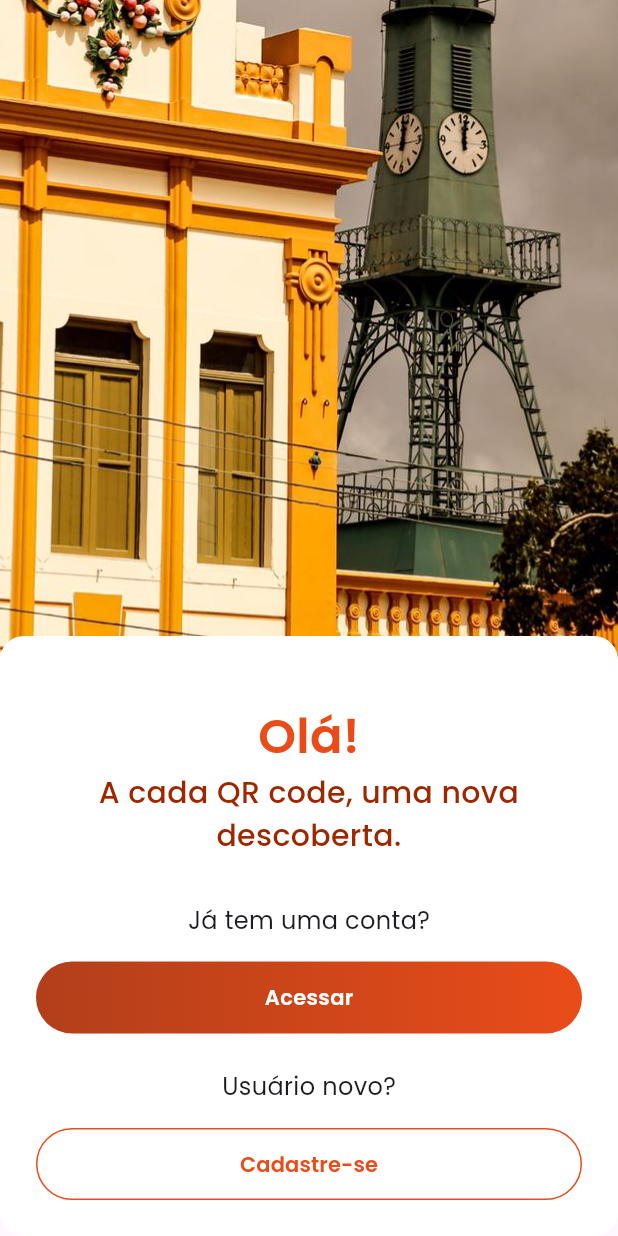
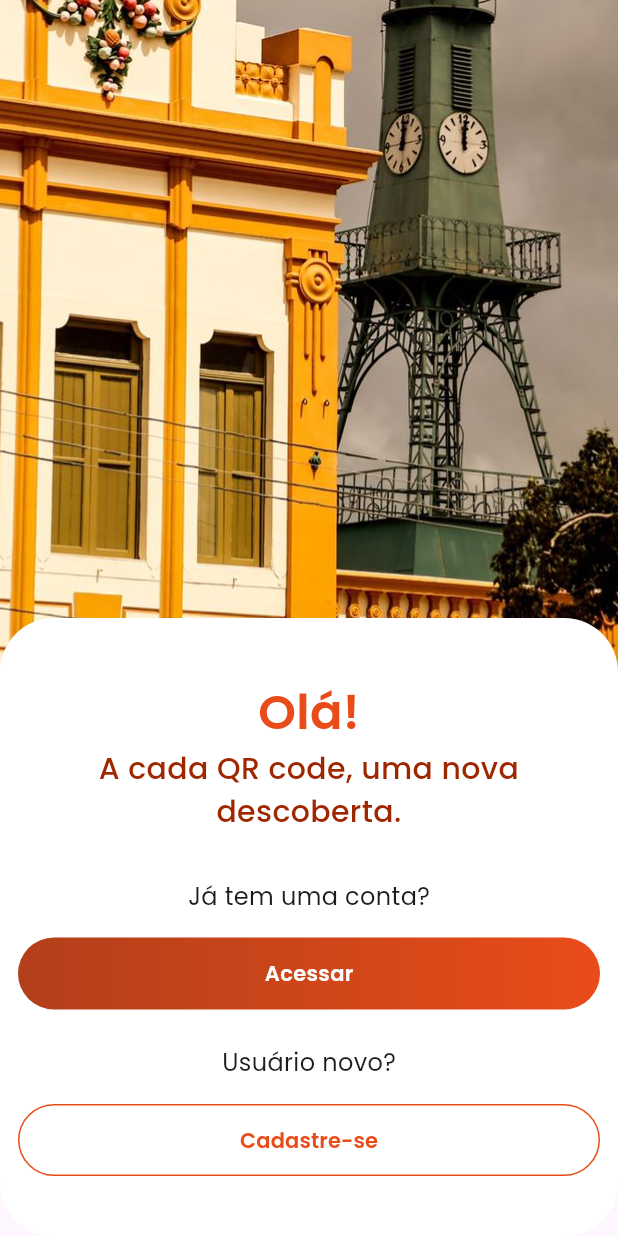
Before and after one commit to RokaMokaHub/rokaMokaApp, a Flutter app: the screen it shows after launch, on a phone screen of 412 x 824 dp. Run offline on Flutter 3.47's test engine with Material 3 defaults, Android fonts, the phone set to English and light mode, and no system bars; our stand-ins replace device_info_plus, device_preview, flutter_secure_storage, font_awesome_flutter, google_fonts, image_picker and 2 more; missing offline and left inert: mobile_scanner.

Commit message:
style: Atualiza o layout e estilização da tela de login
- Remove o widget `SafeArea` que envolvia o conteúdo principal.
- Define a altura do container de login para ocupar 50% da tela (`MediaQuery`).
- Ajusta o padding do container (vertical 0, horizontal 12).
- Aumenta o arredondamento das bordas do container para 36.
- Alinha o conteúdo da coluna principal ao centro (`MainAxisAlignment.center`) e remove o espaçamento superior (`SizedBox`).

```diff
--- a/lib/presentation/pages/login_screen.dart
+++ b/lib/presentation/pages/login_screen.dart
@@ -20,19 +20,19 @@ class LoginScreen extends StatelessWidget {
           ),
           Align(
             alignment: Alignment.bottomCenter,
-            child: SafeArea(
               child: SingleChildScrollView(
                 child: Container(
                   width: double.infinity,
-                  padding: EdgeInsets.all(24),
+                  height: MediaQuery.of(context).size.height * 0.5,
+                  padding: EdgeInsets.symmetric(vertical: 0, horizontal: 12),
                   decoration: BoxDecoration(
                     color: Colors.white,
-                    borderRadius: BorderRadius.circular(16),
+                    borderRadius: BorderRadius.circular(36),
                   ),
                   child: Column(
                     mainAxisSize: MainAxisSize.min,
+                    mainAxisAlignment: MainAxisAlignment.center,
                     children: [
-                      SizedBox(height: 20),
                       Text(
                         'Olá!',
                         style: GoogleFonts.poppins(
@@ -121,7 +121,6 @@ class LoginScreen extends StatelessWidget {
                   ),
                 ),
               ),
-            ),
           ),
         ],
       ),
```
